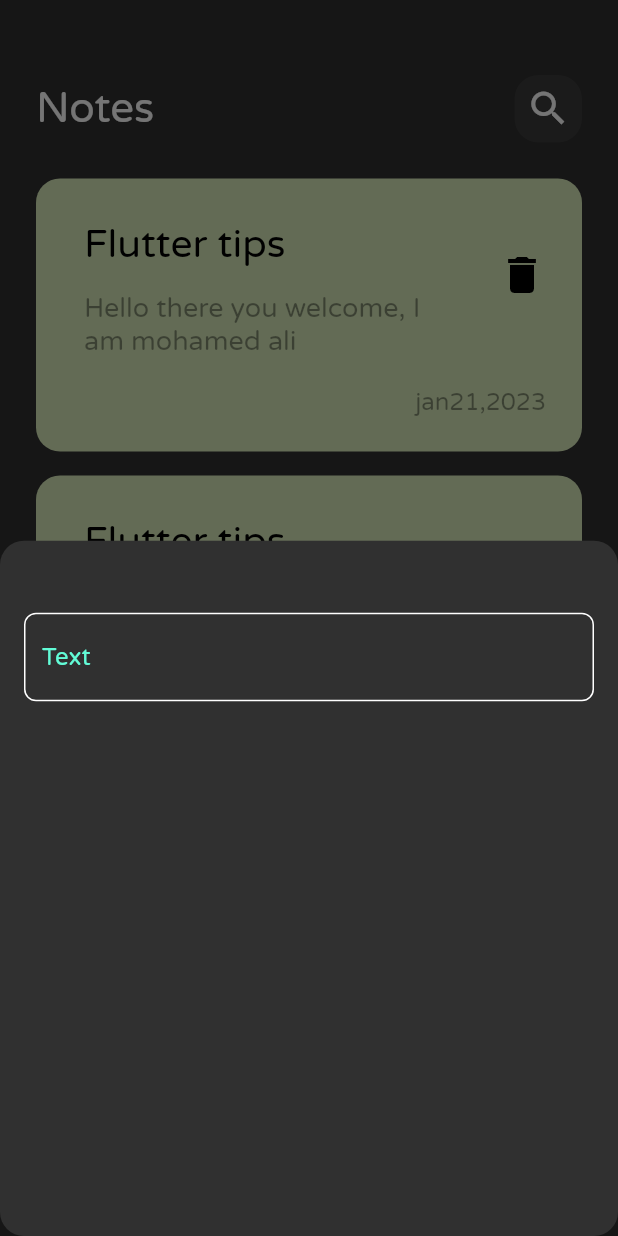
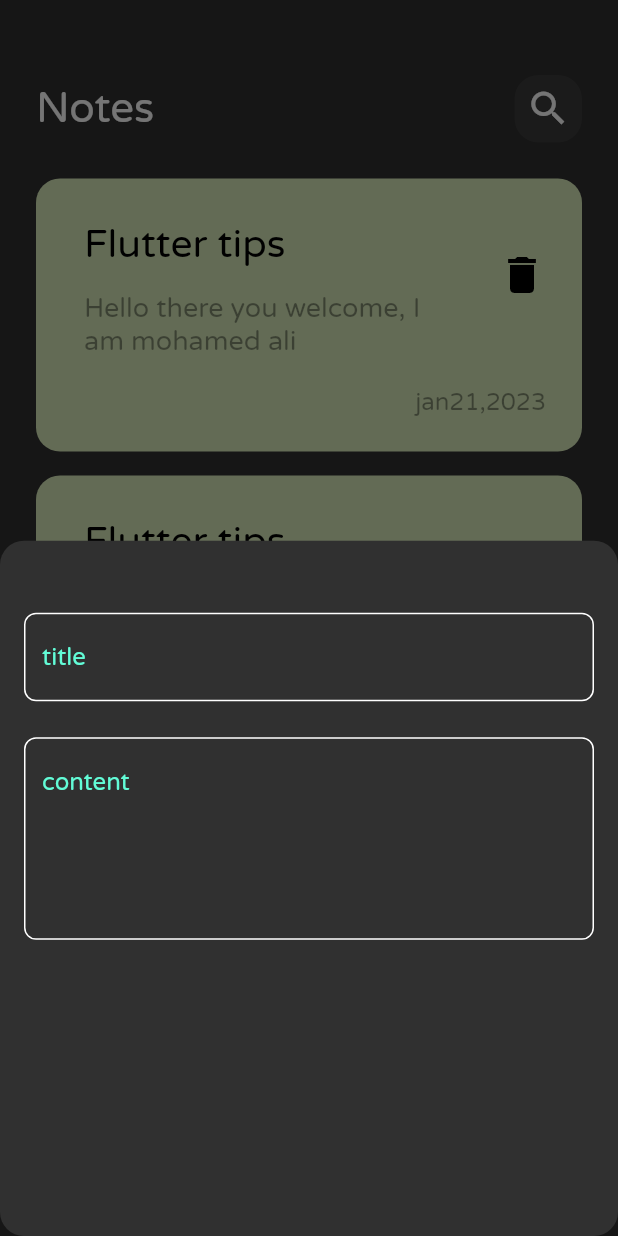
Before and after one commit to Mohamedali2074/notes_app, a Flutter app: the screen it shows after launch, after a tap on the "add" icon, on a phone screen of 412 x 824 dp. Run offline on Flutter 3.47's test engine with Material 2 defaults, Android fonts, the phone set to English and light mode, and no system bars.

Commit message:
add fields to bottom sheet

```diff
--- a/lib/views/widgets/add_note_bottom_sheet.dart
+++ b/lib/views/widgets/add_note_bottom_sheet.dart
@@ -14,7 +14,16 @@ class AddNoteBottomSheet extends StatelessWidget {
           SizedBox(
             height: 32,
           ),
-          CustomTextField(),
+          CustomTextField(
+            hint: 'title',
+          ),
+          SizedBox(
+            height: 24,
+          ),
+          CustomTextField(
+            hint: 'content',
+            maxLines: 5,
+          ),
         ],
       ),
     );
--- a/lib/views/widgets/custom_text_field.dart
+++ b/lib/views/widgets/custom_text_field.dart
@@ -1,17 +1,27 @@
+// ignore_for_file: public_member_api_docs, sort_constructors_first
 import 'package:flutter/material.dart';
 import 'package:flutter/src/widgets/framework.dart';
 import 'package:flutter/src/widgets/placeholder.dart';
+
 import 'package:notes_app/constants.dart';
 
 class CustomTextField extends StatelessWidget {
-  const CustomTextField({super.key});
+  const CustomTextField({
+    Key? key,
+    required this.hint,
+    this.maxLines = 1,
+  }) : super(key: key);
+
+  final String hint;
+  final int maxLines;
 
   @override
   Widget build(BuildContext context) {
     return TextField(
       cursorColor: kPrimaryColor,
+      maxLines: maxLines,
       decoration: InputDecoration(
-        hintText: 'Text',
+        hintText: hint,
         hintStyle: const TextStyle(
           color: kPrimaryColor,
         ),
```
